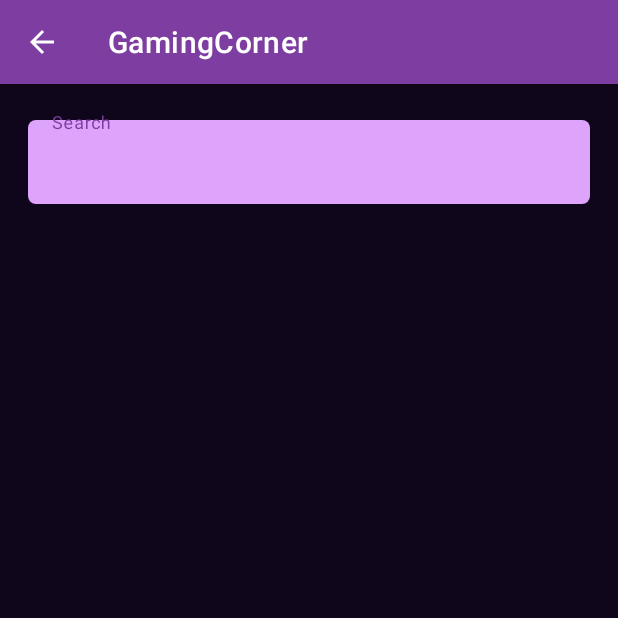
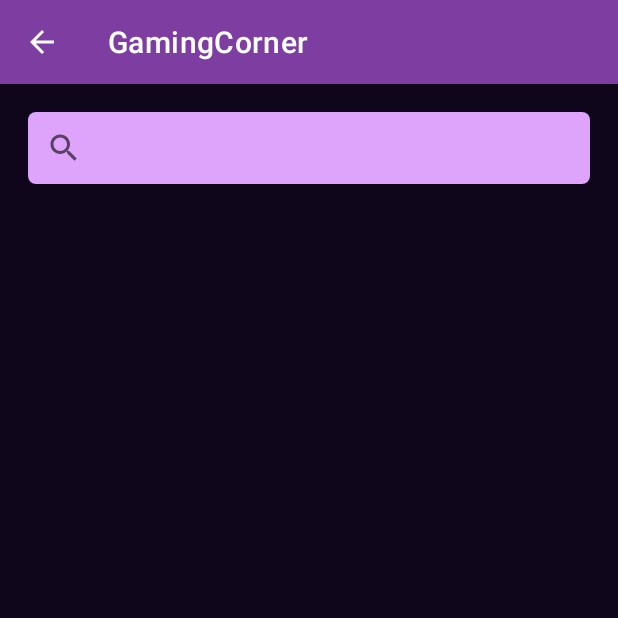
Before and after one commit to adityaids/GamingCorner, an Android app: the SearchActivity screen opened directly, with no data from a screen before it, on a phone screen of 412 x 824 dp, the top half of it. Run offline under Robolectric (Android 15) with nearby library versions, the phone set to English and light mode, and no system bars; our stand-ins replace sdp/ssp sizes.

Commit message:
implementing search feature

```diff
--- a/app/src/main/java/com/aditya/gamingcorner/ui/search/SearchActivity.kt
+++ b/app/src/main/java/com/aditya/gamingcorner/ui/search/SearchActivity.kt
@@ -1,22 +1,14 @@
 package com.aditya.gamingcorner.ui.search
 
-import android.R
 import androidx.appcompat.app.AppCompatActivity
 import android.os.Bundle
-import android.text.Editable
-import android.text.TextWatcher
-import android.util.Log
 import android.view.View
-import android.widget.ArrayAdapter
-import androidx.core.widget.addTextChangedListener
-import androidx.lifecycle.Observer
-import androidx.lifecycle.lifecycleScope
+import android.widget.SearchView
+import androidx.recyclerview.widget.LinearLayoutManager
 import com.aditya.core.data.source.Resource
 import com.aditya.gamingcorner.databinding.ActivitySearchBinding
+import com.aditya.gamingcorner.ui.GameAdapter
 import com.aditya.gamingcorner.viewmodel.SearchViewModel
-import kotlinx.coroutines.ExperimentalCoroutinesApi
-import kotlinx.coroutines.FlowPreview
-import kotlinx.coroutines.launch
 import org.koin.android.viewmodel.ext.android.viewModel
 
 class SearchActivity : AppCompatActivity() {
@@ -28,6 +20,38 @@ class SearchActivity : AppCompatActivity() {
         binding = ActivitySearchBinding.inflate(layoutInflater)
         setContentView(binding.root)
 
+        val gameAdapter = GameAdapter()
+        with(binding.rvSearch){
+            layoutManager = LinearLayoutManager(context)
+            setHasFixedSize(true)
+            adapter = gameAdapter
+        }
+
+        binding.edSearch.setOnQueryTextListener(object : SearchView.OnQueryTextListener{
+            override fun onQueryTextSubmit(query: String?): Boolean {
+                binding.progressBar.visibility = View.VISIBLE
+                searchViewModel.getSearchGameResult(query.toString()).observe(this@SearchActivity,{
+                    if (it != null) {
+                        when (it) {
+                            is Resource.Loading -> binding.progressBar.visibility = View.VISIBLE
+                            is Resource.Success -> {
+                               gameAdapter.setData(it.data)
+                            }
+                            is Resource.Error -> {
+                                binding.viewError.tvError.text = it.message ?: getString(
+                                    com.aditya.gamingcorner.R.string.error)
+                            }
+                        }
+                    }
+                })
+                return true
+            }
+
+            override fun onQueryTextChange(newText: String?): Boolean {
+                return false
+            }
+        })
+
 
     }
 }
--- a/app/src/main/java/com/aditya/gamingcorner/viewmodel/SearchViewModel.kt
+++ b/app/src/main/java/com/aditya/gamingcorner/viewmodel/SearchViewModel.kt
@@ -11,5 +11,5 @@ import kotlinx.coroutines.flow.*
 
 class SearchViewModel(private val gameUsecase: GameUsecase): ViewModel() {
 
-    fun getSearchGameResult(title: String) = gameUsecase.getSearchGameResult(title)
+    fun getSearchGameResult(title: String) = gameUsecase.getSearchGameResult(title).asLiveData()
 }
--- a/app/src/main/res/layout/activity_search.xml
+++ b/app/src/main/res/layout/activity_search.xml
@@ -23,17 +23,18 @@
         app:boxCornerRadiusBottomStart="8dp"
         app:boxCornerRadiusTopStart="8dp">
 
-        <AutoCompleteTextView
-            android:id="@+id/ed_game_title"
+        <SearchView
+            android:id="@+id/ed_search"
             android:layout_width="match_parent"
             android:layout_height="wrap_content"
-            android:hint="@string/search"
-            style="@style/Widget.MaterialComponents.AutoCompleteTextView.FilledBox"
+            android:queryHint="@string/search"
+            style="@style/Widget.AppCompat.SearchView"
             android:background="@drawable/round_corner_toggle"
             android:textColor="@color/white"/>
     </com.google.android.material.textfield.TextInputLayout>
 
     <androidx.recyclerview.widget.RecyclerView
+        android:id="@+id/rv_search"
         android:layout_width="match_parent"
         android:layout_height="wrap_content"
         android:layout_marginTop="@dimen/_16sdp"
@@ -42,7 +43,7 @@
         app:layout_constraintTop_toBottomOf="@id/til_search"
         app:layout_constraintEnd_toEndOf="parent"
         app:layout_constraintStart_toStartOf="parent"
-        tools:listitem="@layout/favorit_item"/>
+        tools:listitem="@layout/games_item"/>
 
     <ProgressBar
         android:id="@+id/progress_bar"
--- a/shared_dependencies.gradle
+++ b/shared_dependencies.gradle
@@ -21,7 +21,4 @@ dependencies {
     implementation "org.koin:koin-core:$koin_version"
     implementation "org.koin:koin-android:$koin_version"
     implementation "org.koin:koin-android-viewmodel:$koin_version"
-
-    //coroutine
-    implementation "androidx.lifecycle:lifecycle-runtime-ktx:2.2.0"
 }
```
Also changed, not shown: app/src/main/java/com/aditya/gamingcorner/ui/GameAdapter.kt (renamed from app/src/main/java/com/aditya/gamingcorner/ui/FavoritAdapter.kt, +5 -5 lines), app/src/main/res/layout/games_item.xml (renamed from app/src/main/res/layout/favorit_item.xml).
